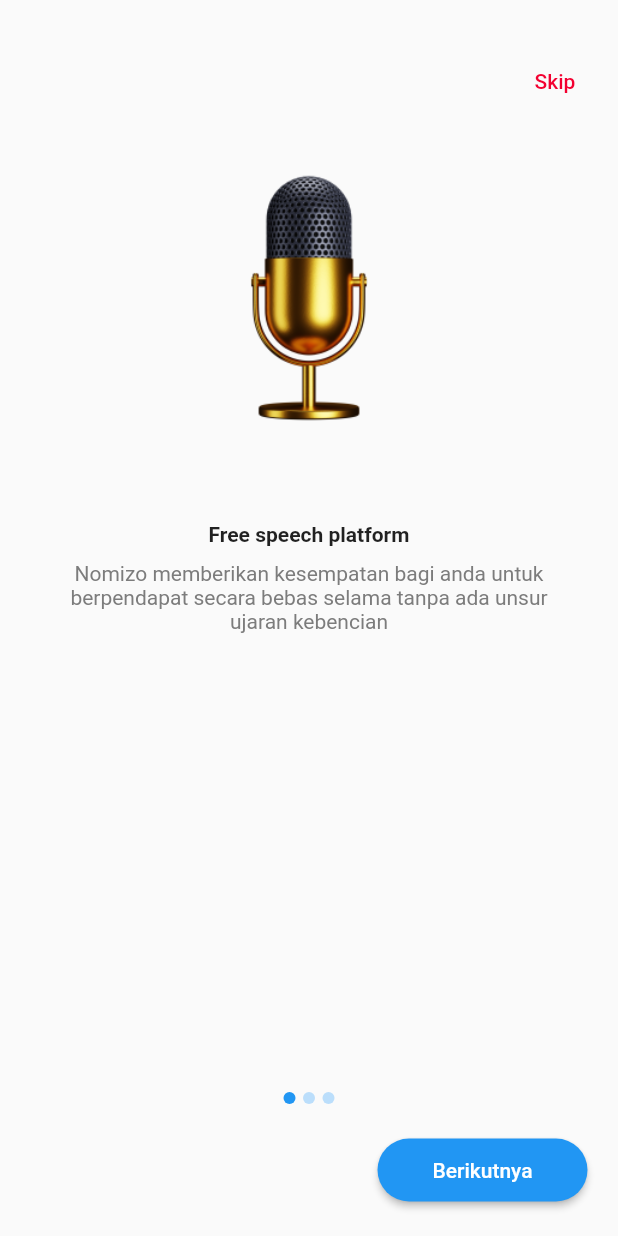
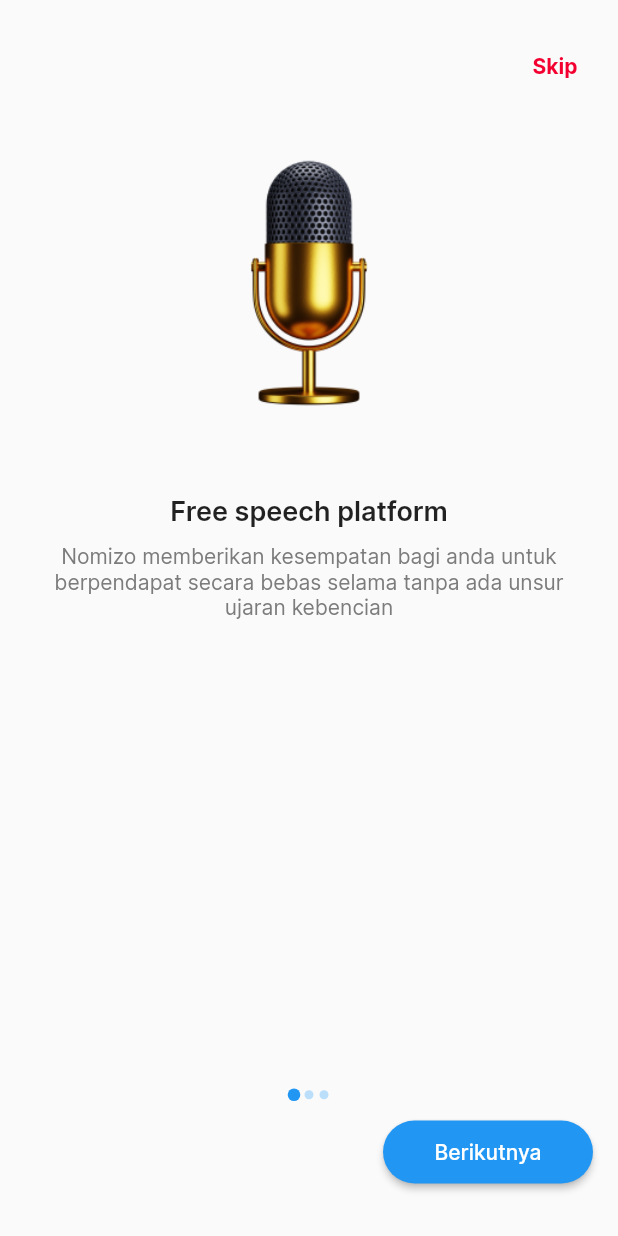
Before and after one commit to 29-Capstone-Alterra-Academy/mobile, a Flutter app: the screen it shows after launch, on a phone screen of 412 x 824 dp. Run offline on Flutter 3.47's test engine with Material 2 defaults, Android fonts, the phone set to English and light mode, and no system bars; drawn by our look-alikes of page_indicator, smooth_page_indicator.

Commit message:
fixup layout

```diff
--- a/capstone_project/lib/main.dart
+++ b/capstone_project/lib/main.dart
@@ -1,5 +1,5 @@
 import 'package:capstone_project/provider/onboarding_provider.dart';
-import 'package:capstone_project/screens/onboarding_screen.dart';
+import 'package:capstone_project/screens/onboarding/onboarding_screen.dart';
 import 'package:flutter/material.dart';
 import 'package:provider/provider.dart';
 
@@ -25,6 +25,7 @@ class MyApp extends StatelessWidget {
       title: 'Flutter Nomizo',
       theme: ThemeData(
         primarySwatch: Colors.blue,
+        fontFamily: 'Inter'
       ),
       home: const OnboardingScreen(),
     );
--- /dev/null
+++ b/capstone_project/lib/screens/onboarding/onboarding_item.dart
@@ -0,0 +1,57 @@
+import 'package:flutter/material.dart';
+import 'package:capstone_project/provider/onboarding_provider.dart';
+
+class OnboardingItem extends StatefulWidget {
+  final OnboardingProvider provider;
+  final int indexPage;
+
+  const OnboardingItem({
+    Key? key,
+    required this.provider,
+    required this.indexPage,
+  }) : super(key: key);
+
+  @override
+  State<OnboardingItem> createState() => _OnboardingItemState();
+}
+
+class _OnboardingItemState extends State<OnboardingItem> {
+  @override
+  Widget build(BuildContext context) {
+    return Column(
+      crossAxisAlignment: CrossAxisAlignment.center,
+      children: [
+        const SizedBox(height: 20),
+        // image
+        Image.asset(
+          widget.provider.items[widget.indexPage]['image'],
+          width: 200,
+          height: 200,
+          fit: BoxFit.contain,
+        ),
+        const SizedBox(height: 42),
+        // title
+        Text(
+          widget.provider.items[widget.indexPage]['title'],
+          style: const TextStyle(
+            fontWeight: FontWeight.w600,
+            fontSize: 18,
+          ),
+        ),
+        const SizedBox(height: 10),
+        // subtitle
+        Padding(
+          padding: const EdgeInsets.symmetric(horizontal: 14),
+          child: Text(
+            widget.provider.items[widget.indexPage]['subtitle'],
+            textAlign: TextAlign.center,
+            style: const TextStyle(
+              color: Color(0XFF7C7C7C),
+              fontSize: 14,
+            ),
+          ),
+        ),
+      ],
+    );
+  }
+}
--- /dev/null
+++ b/capstone_project/lib/screens/onboarding/onboarding_screen.dart
@@ -0,0 +1,152 @@
+import 'dart:developer';
+
+import 'package:flutter/material.dart';
+import 'package:provider/provider.dart';
+import 'package:smooth_page_indicator/smooth_page_indicator.dart';
+import 'package:capstone_project/provider/onboarding_provider.dart';
+import 'package:capstone_project/screens/onboarding/onboarding_item.dart';
+
+class OnboardingScreen extends StatelessWidget {
+  const OnboardingScreen({Key? key}) : super(key: key);
+
+  @override
+  Widget build(BuildContext context) {
+    PageController controller = PageController();
+    return Scaffold(
+      body: Center(
+        child: Consumer<OnboardingProvider>(builder: (context, value, _) {
+          return Column(
+            children: [
+              const SizedBox(height: 20),
+
+              /// Skip button
+              Row(
+                children: [
+                  const Expanded(child: SizedBox(height: 10)),
+                  IgnorePointer(
+                    ignoring: !value.isSkip,
+                    child: Opacity(
+                      opacity: value.isSkip ? 1.0 : 0.0,
+                      child: TextButton(
+                        style: TextButton.styleFrom(
+                          primary: const Color(0XFFF30030),
+                          fixedSize: const Size(50, 20),
+                          shape: RoundedRectangleBorder(
+                            borderRadius: BorderRadius.circular(25),
+                          ),
+                        ),
+                        onPressed: () {
+                          controller.animateToPage(
+                            value.items.length - 1,
+                            duration: const Duration(milliseconds: 300),
+                            curve: Curves.linear,
+                          );
+                        },
+                        child: const Text(
+                          'Skip',
+                          style: TextStyle(
+                            fontWeight: FontWeight.bold,
+                          ),
+                        ),
+                      ),
+                    ),
+                  ),
+                  const SizedBox(width: 10),
+                ],
+              ),
+
+              /// Pageview
+              Expanded(
+                child: NotificationListener<OverscrollIndicatorNotification>(
+                  onNotification: (overscroll) {
+                    //Remove OverScroll Glow
+                    overscroll.disallowIndicator();
+                    return true;
+                  },
+                  child: PageView.builder(
+                    itemCount: value.items.length,
+                    controller: controller,
+                    onPageChanged: (index) => value.changePage(index),
+                    itemBuilder: (BuildContext context, int index) {
+                      // load onboarding image, title, and subtitle
+                      return OnboardingItem(provider: value, indexPage: index);
+                    },
+                  ),
+                ),
+              ),
+
+              /// page indicator
+              AnimatedSmoothIndicator(
+                activeIndex: value.currentPage,
+                count: value.items.length,
+                effect: ScaleEffect(
+                  dotWidth: 6.0,
+                  dotHeight: 6.0,
+                  spacing: 4.0,
+                  dotColor: Colors.blue.shade100,
+                  strokeWidth: 3.0,
+                  activeDotColor: Colors.blue,
+                ),
+              ),
+              const SizedBox(height: 10),
+
+              /// Next/Prev Button
+              Row(
+                mainAxisAlignment: MainAxisAlignment.spaceAround,
+                children: [
+                  // Previous Button
+                  IgnorePointer(
+                    ignoring: !value.isPrev,
+                    child: Opacity(
+                      opacity: value.isPrev ? 1.0 : 0.0,
+                      child: OutlinedButton(
+                        style: OutlinedButton.styleFrom(
+                          fixedSize: const Size(140, 42),
+                          side: BorderSide.none,
+                          shape: RoundedRectangleBorder(
+                            borderRadius: BorderRadius.circular(21),
+                          ),
+                        ),
+                        onPressed: () {
+                          controller.previousPage(
+                            duration: const Duration(milliseconds: 300),
+                            curve: Curves.linear,
+                          );
+                        },
+                        child: const Text('Sebelumnya'),
+                      ),
+                    ),
+                  ),
+                  const SizedBox(width: 32),
+                  // Next Button
+                  ElevatedButton(
+                    style: ElevatedButton.styleFrom(
+                      fixedSize: const Size(140, 42),
+                      shape: RoundedRectangleBorder(
+                        borderRadius: BorderRadius.circular(21),
+                      ),
+                    ),
+                    onPressed: () {
+                      if (value.currentPage == value.items.length - 1) {
+                        log('Navigate to Login');
+                      } else {
+                        controller.nextPage(
+                          duration: const Duration(milliseconds: 300),
+                          curve: Curves.linear,
+                        );
+                      }
+                    },
+                    child: value.isSkip
+                        ? const Text('Berikutnya')
+                        : const Text('Masuk'),
+                  ),
+                ],
+              ),
+              const SizedBox(height: 32)
+            ],
+          );
+        }),
+      ),
+    );
+  }
+}
--- a/capstone_project/lib/screens/onboarding_screen.dart
+++ /dev/null
@@ -1,175 +0,0 @@
-import 'dart:developer';
-
-import 'package:capstone_project/provider/onboarding_provider.dart';
-import 'package:flutter/material.dart';
-import 'package:page_indicator/page_indicator.dart';
-import 'package:provider/provider.dart';
-
-class OnboardingScreen extends StatefulWidget {
-  const OnboardingScreen({Key? key}) : super(key: key);
-
-  @override
-  State<OnboardingScreen> createState() => _OnboardingScreenState();
-}
-
-class _OnboardingScreenState extends State<OnboardingScreen> {
-  final PageController controller = PageController();
-
-  @override
-  Widget build(BuildContext context) {
-    return Scaffold(
-      body: Center(
-        child: Consumer<OnboardingProvider>(builder: (context, value, _) {
-          return Column(
-            mainAxisAlignment: MainAxisAlignment.center,
-            children: [
-              const SizedBox(height: 30),
-              // SKip button
-              Row(
-                children: [
-                  const Expanded(child: SizedBox(height: 10)),
-                  Consumer<OnboardingProvider>(builder: (context, value, _) {
-                    return IgnorePointer(
-                      ignoring: !value.isSkip,
-                      child: Opacity(
-                        opacity: value.isSkip ? 1.0 : 0.0,
-                        child: TextButton(
-                          style: TextButton.styleFrom(
-                            primary: const Color(0XFFF30030),
-                            fixedSize: const Size(50, 20),
-                          ),
-                          onPressed: () {
-                            controller.animateToPage(
-                              value.items.length - 1,
-                              duration: const Duration(milliseconds: 200),
-                              curve: Curves.linear,
-                            );
-                          },
-                          child: const Text('Skip'),
-                        ),
-                      ),
-                    );
-                  }),
-                  const SizedBox(width: 10),
-                ],
-              ),
-
-              /// Pageview
-              Expanded(
-                child: PageIndicatorContainer(
-                  length: value.items.length,
-                  indicatorSpace: 5.0,
-                  padding: const EdgeInsets.all(5.0),
-                  indicatorColor: Colors.blue.shade100,
-                  indicatorSelectorColor: Colors.blue,
-                  shape: IndicatorShape.circle(size: 8),
-                  child: PageView.builder(
-                    itemCount: value.items.length,
-                    controller: controller,
-                    onPageChanged: (index) => value.changePage(index),
-                    itemBuilder: (BuildContext context, int index) {
-                      return Column(
-                        crossAxisAlignment: CrossAxisAlignment.center,
-                        children: [
-                          const SizedBox(height: 20),
-                          // image
-                          SizedBox(
-                            height: 200,
-                            width: 200,
-                            child: Image.asset(
-                              value.items[index]['image'],
-                              fit: BoxFit.contain,
-                            ),
-                          ),
-                          const SizedBox(height: 50),
-                          // title
-                          Text(
-                            value.items[index]['title'],
-                            style: const TextStyle(
-                              fontWeight: FontWeight.bold,
-                            ),
-                          ),
-                          const SizedBox(height: 10),
-                          // subtitle
-                          Padding(
-                            padding: const EdgeInsets.symmetric(horizontal: 31),
-                            child: Text(
-                              value.items[index]['subtitle'],
-                              textAlign: TextAlign.center,
-                              style: const TextStyle(color: Color(0XFF7C7C7C)),
-                            ),
-                          ),
-                        ],
-                      );
-                    },
-                  ),
-                ),
-              ),
-              const SizedBox(height: 15),
-
-              /// Next/Prev Button
-              Row(
-                mainAxisAlignment: MainAxisAlignment.spaceAround,
-                children: [
-                  // Previous Button
-                  IgnorePointer(
-                    ignoring: !value.isPrev,
-                    child: Opacity(
-                      opacity: value.isPrev ? 1.0 : 0.0,
-                      child: OutlinedButton(
-                        style: OutlinedButton.styleFrom(
-                          fixedSize: const Size(140, 42),
-                          side: BorderSide.none,
-                          shape: RoundedRectangleBorder(
-                            borderRadius: BorderRadius.circular(21),
-                          ),
-                        ),
-                        onPressed: () {
-                          controller.previousPage(
-                            duration: const Duration(milliseconds: 300),
-                            curve: Curves.linear,
-                          );
-                        },
-                        child: const Text('Sebelumnya'),
-                      ),
-                    ),
-                  ),
-                  const SizedBox(width: 10),
-                  // Next Button
-                  ElevatedButton(
-                    style: ElevatedButton.styleFrom(
-                      fixedSize: const Size(140, 42),
-                      shape: RoundedRectangleBorder(
-                        borderRadius: BorderRadius.circular(21),
-                      ),
-                    ),
-                    onPressed: () {
-                      if (value.currentPage == value.items.length - 1) {
-                        log('Navigate to Login');
-                      } else {
-                        controller.nextPage(
-                          duration: const Duration(milliseconds: 300),
-                          curve: Curves.linear,
-                        );
-                      }
-                    },
-                    child: value.isSkip
-                        ? const Text('Berikutnya')
-                        : const Text('Masuk'),
-                  ),
-                ],
-              ),
-              const SizedBox(height: 20)
-            ],
-          );
-        }),
-      ),
-    );
-  }
-}
-
-// List<Widget> onboarding_items = [
-//   Column(
-
-//   )
-// ];
```
